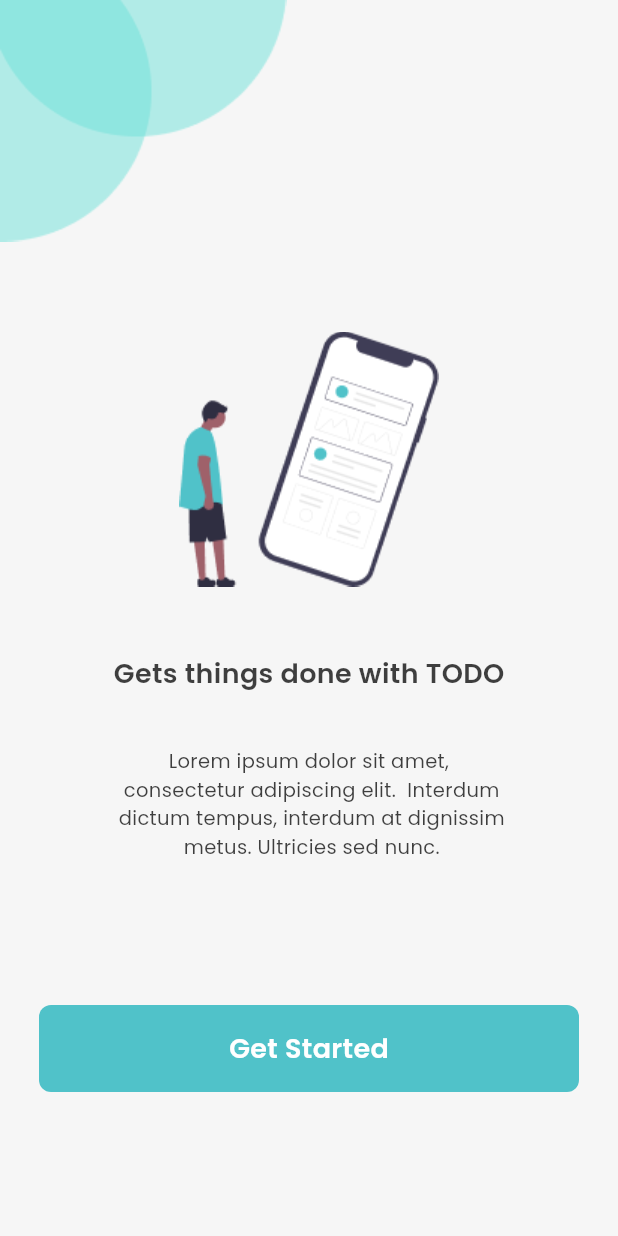
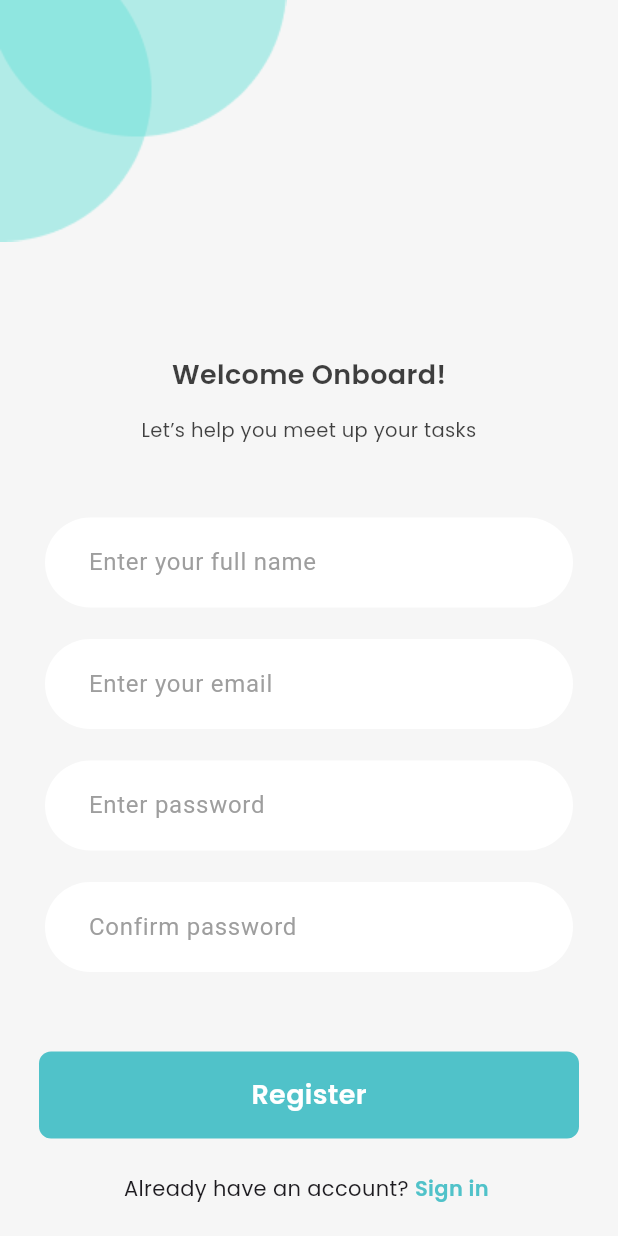
Before and after one commit to minKasent/todo_app, a Flutter app: the screen it shows after launch, on a phone screen of 412 x 824 dp. Run offline on Flutter 3.47's test engine with Material 3 defaults, Android fonts, the phone set to English and light mode, and no system bars.

Commit message:
feat(registration) : creating registration UI

```diff
--- a/lib/main.dart
+++ b/lib/main.dart
@@ -1,4 +1,5 @@
 import 'package:flutter/material.dart';
+import 'package:flutter_rc/screen/registration_screen.dart';
 import 'package:flutter_rc/screen/splash_screen.dart';
 
 void main() {
@@ -17,7 +18,7 @@ class TodoApp extends StatelessWidget {
       theme: ThemeData(
         colorScheme: ColorScheme.fromSeed(seedColor: Colors.deepPurple),
       ),
-      home: const SplashScreen(),
+      home: const RegistrationScreen(),
     );
   }
 }
--- /dev/null
+++ b/lib/screen/registration_screen.dart
@@ -0,0 +1,191 @@
+import 'package:flutter/material.dart';
+import 'package:flutter_rc/components/app_button.dart';
+import 'package:flutter_rc/constants/app_color_path.dart';
+import 'package:flutter_rc/constants/app_image_path.dart';
+
+class RegistrationScreen extends StatelessWidget {
+  const RegistrationScreen({super.key});
+
+  @override
+  Widget build(BuildContext context) {
+    return Material(
+      child: Container(
+        color: AppColorPath.lightWhite,
+        child: Column(
+          crossAxisAlignment: CrossAxisAlignment.start,
+          children: [
+            Image.asset(AppImagePath.bgTopLeftCircilesImg),
+            SizedBox(height: 76),
+            ..._buildTextWidget(),
+            ..._buildTextFiledWidget(),
+            SizedBox(height: 15),
+
+            AppButton(
+              content: 'Register',
+              /// TODO: Navigate to Login Screen
+              onTap: () {},
+            ),
+            SizedBox(height: 23,),
+            Center(
+              child: Row(
+                mainAxisAlignment: MainAxisAlignment.center,
+                children: [
+                   Text("Already have an account? ",
+                      style: TextStyle(
+                        fontSize: 14,
+                        fontWeight: FontWeight.w400,
+                        fontFamily: 'PopPins',
+                      ),
+
+                    ),
+                     Text("Sign in ",
+                      style: TextStyle(
+                        color: AppColorPath.lightBlue,
+                        fontSize: 14,
+                        fontWeight: FontWeight.w700,
+                        fontFamily: 'PopPins',
+                      ),
+                    ),
+                ],
+              ),
+            )
+          ],
+        ),
+      ),
+    );
+  }
+
+  List<Widget> _buildTextWidget() {
+    return [
+      Center(
+        child: Text(
+          'Welcome Onboard!',
+          style: TextStyle(
+            fontSize: 18,
+            fontWeight: FontWeight.w600,
+            fontFamily: 'PopPins',
+            color: AppColorPath.black.withValues(alpha: 0.75),
+          ),
+        ),
+      ),
+      SizedBox(height: 14),
+      Center(
+        child: Text(
+          'Let’s help you meet up your tasks',
+          textAlign: TextAlign.center,
+          style: TextStyle(
+            fontWeight: FontWeight.w400,
+            fontSize: 13,
+            color: AppColorPath.black.withValues(alpha: 0.74),
+            fontFamily: 'PopPins',
+          ),
+        ),
+      ),
+      SizedBox(height: 49,),
+    ];
+  }
+  List<Widget> _buildTextFiledWidget() {
+    return [
+      Padding(
+        padding: const EdgeInsets.symmetric(horizontal: 30),
+        child: Column(
+          children: [
+            TextField(
+              decoration: InputDecoration(
+                hintText: 'Enter your full name',
+                hintStyle: TextStyle(color: Colors.grey[500]),
+                filled: true,
+                fillColor: Colors.white,
+                contentPadding: const EdgeInsets.symmetric(vertical: 18, horizontal: 25),
+                border: OutlineInputBorder(
+                  borderRadius: BorderRadius.circular(30),
+                  borderSide: BorderSide.none,
+                ),
+                enabledBorder: OutlineInputBorder(
+                  borderRadius: BorderRadius.circular(30),
+                  borderSide: BorderSide.none,
+                ),
+                focusedBorder: OutlineInputBorder(
+                  borderRadius: BorderRadius.circular(30),
+                  borderSide: const BorderSide(color: Color(0xFF48C9B0), width: 2),
+                ),
+              ),
+              keyboardType: TextInputType.name,
+            ),
+            SizedBox(height: 21),
+            TextField(
+              decoration: InputDecoration(
+                hintText: 'Enter your email',
+                hintStyle: TextStyle(color: Colors.grey[500]),
+                filled: true,
+                fillColor: Colors.white,
+                contentPadding:  EdgeInsets.symmetric(vertical: 18, horizontal: 25),
+                border: OutlineInputBorder(
+                  borderRadius: BorderRadius.circular(30),
+                  borderSide: BorderSide.none,
+                ),
+                enabledBorder: OutlineInputBorder(
+                  borderRadius: BorderRadius.circular(30),
+                  borderSide: BorderSide.none,
+                ),
+                focusedBorder: OutlineInputBorder(
+                  borderRadius: BorderRadius.circular(30),
+                  borderSide:  BorderSide(color: Color(0xFF48C9B0), width: 2),
+                ),
+              ),
+              keyboardType: TextInputType.emailAddress,
+            ),
+            SizedBox(height: 21),
+            TextField(
+              decoration: InputDecoration(
+                hintText: 'Enter password',
+                hintStyle: TextStyle(color: Colors.grey[500]),
+                filled: true,
+                fillColor: Colors.white,
+                contentPadding: EdgeInsets.symmetric(vertical: 18, horizontal: 25),
+                border: OutlineInputBorder(
+                  borderRadius: BorderRadius.circular(30),
+                  borderSide: BorderSide.none,
+                ),
+                enabledBorder: OutlineInputBorder(
+                  borderRadius: BorderRadius.circular(30),
+                  borderSide: BorderSide.none,
+                ),
+                focusedBorder: OutlineInputBorder(
+                  borderRadius: BorderRadius.circular(30),
+                  borderSide: BorderSide(color: Color(0xFF48C9B0), width: 2),
+                ),
+              ),
+              obscureText: true,
+            ),
+            SizedBox(height: 21),
+            TextField(
+              decoration: InputDecoration(
+                hintText: 'Confirm password',
+                hintStyle: TextStyle(color: Colors.grey[500]),
+                filled: true,
+                fillColor: Colors.white,
+                contentPadding: const EdgeInsets.symmetric(vertical: 18, horizontal: 25),
+                border: OutlineInputBorder(
+                  borderRadius: BorderRadius.circular(30),
+                  borderSide: BorderSide.none,
+                ),
+                enabledBorder: OutlineInputBorder(
+                  borderRadius: BorderRadius.circular(30),
+                  borderSide: BorderSide.none,
+                ),
+                focusedBorder: OutlineInputBorder(
+                  borderRadius: BorderRadius.circular(30),
+                  borderSide: BorderSide(color: Color(0xFF48C9B0), width: 2),
+                ),
+              ),
+              obscureText: true,
+            ),
+
+          ],
+        ),
+      ),
+      SizedBox(height: 38),
+    ];
+  }
+}
```
Also changed, not shown: lib/components/app_textFiled.dart (added), pubspec.lock.
